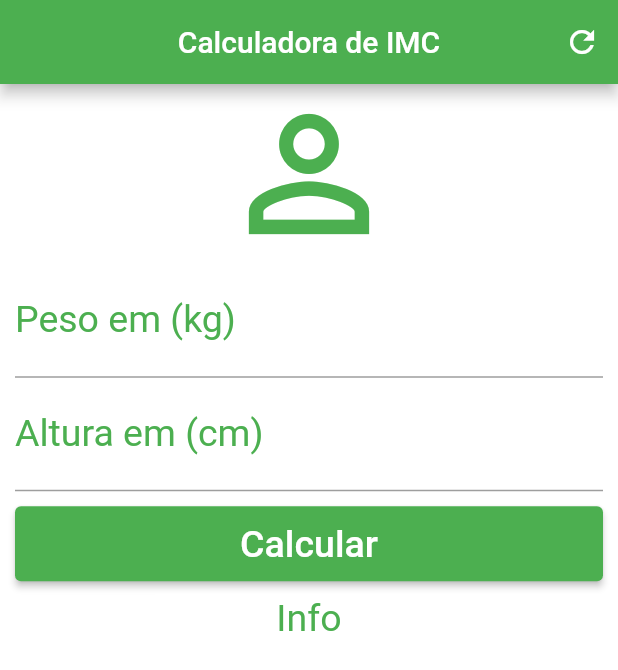
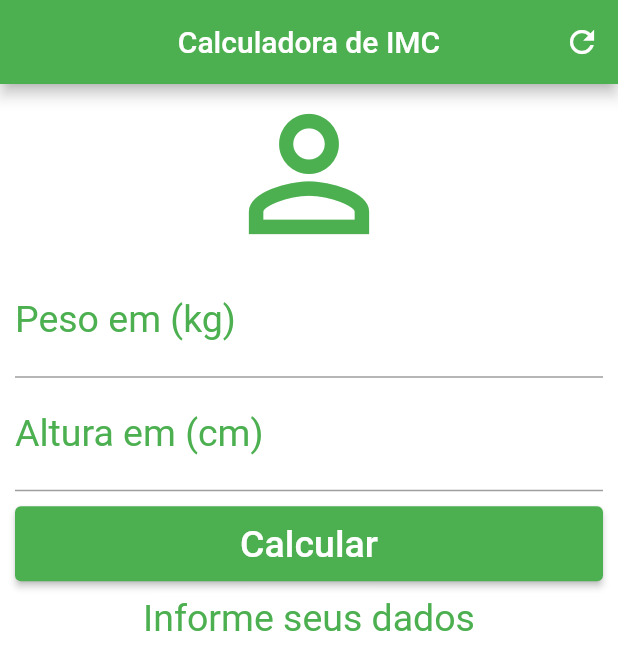
Before and after one commit to edvaldoide/calc_imc, a Flutter app: the screen it shows after launch, after a tap on "Calcular", on a phone screen of 412 x 824 dp. Shown: the top 670 px of the screen. Run offline on Flutter 3.47's test engine with Material 2 defaults, Android fonts, the phone set to English and light mode, and no system bars.

Commit message:
Implementação do Controller e Cálculos

```diff
--- a/calc_imc/lib/main.dart
+++ b/calc_imc/lib/main.dart
@@ -14,6 +14,38 @@ class Home extends StatefulWidget {
 }
 
 class _HomeState extends State<Home> {
+  TextEditingController weightController = TextEditingController();
+  TextEditingController heightController = TextEditingController();
+
+  String _infotext = "Informe seus dados";
+
+  void _resetFields() {
+    weightController.text = "";
+    heightController.text = "";
+    _infotext = "Informe seus dados";
+  }
+
+  void _calculate() {
+    setState(() {
+      double weight = double.parse(weightController.text);
+      double height = double.parse(heightController.text) / 100;
+      double imc = weight / (height * height);
+      if (imc < 18.6) {
+        _infotext = "Abaixo do Peso (${imc.toStringAsPrecision(3)})";
+      } else if (imc >= 18.6 && imc < 24.9) {
+        _infotext = "Peso Ideal (${imc.toStringAsPrecision(3)})";
+      } else if (imc >= 24.9 && imc < 29.9) {
+        _infotext = "Levemente acima do Peso (${imc.toStringAsPrecision(3)})";
+      } else if (imc >= 29.9 && imc < 34.9) {
+        _infotext = "Obesidade Grau I (${imc.toStringAsPrecision(3)})";
+      } else if (imc >= 34.9 && imc < 39.9) {
+        _infotext = "Obesidade Grau II (${imc.toStringAsPrecision(3)})";
+      } else if (imc >= 40) {
+        _infotext = "Obesidade Grau III (${imc.toStringAsPrecision(3)})";
+      }
+    });
+  }
+
   @override
   Widget build(BuildContext context) {
     return Scaffold(
@@ -21,7 +53,9 @@ class _HomeState extends State<Home> {
         title: Text('Calculadora de IMC'),
         centerTitle: true,
         backgroundColor: Colors.green,
-        actions: [IconButton(onPressed: () {}, icon: Icon(Icons.refresh))],
+        actions: [
+          IconButton(onPressed: _resetFields, icon: Icon(Icons.refresh))
+        ],
       ),
       backgroundColor: Colors.white,
       body: SingleChildScrollView(
@@ -38,6 +72,7 @@ class _HomeState extends State<Home> {
               ),
               textAlign: TextAlign.center,
               style: TextStyle(color: Colors.green, fontSize: 25.0),
+              controller: weightController,
             ),
             TextField(
               keyboardType: TextInputType.number,
@@ -47,6 +82,7 @@ class _HomeState extends State<Home> {
               ),
               textAlign: TextAlign.center,
               style: TextStyle(color: Colors.green, fontSize: 25.0),
+              controller: heightController,
             ),
             Padding(
               padding: EdgeInsets.only(top: 10.0, bottom: 10.0),
@@ -57,7 +93,7 @@ class _HomeState extends State<Home> {
                     primary: Colors.green, // background
                     onPrimary: Colors.white, // foreground
                   ),
-                  onPressed: () {},
+                  onPressed: _calculate,
                   child: Text(
                     'Calcular',
                     style: TextStyle(
@@ -69,7 +105,7 @@ class _HomeState extends State<Home> {
               ),
             ),
             Text(
-              'Info',
+              _infotext,
               textAlign: TextAlign.center,
               style: TextStyle(color: Colors.green, fontSize: 25.0),
             ),
```
